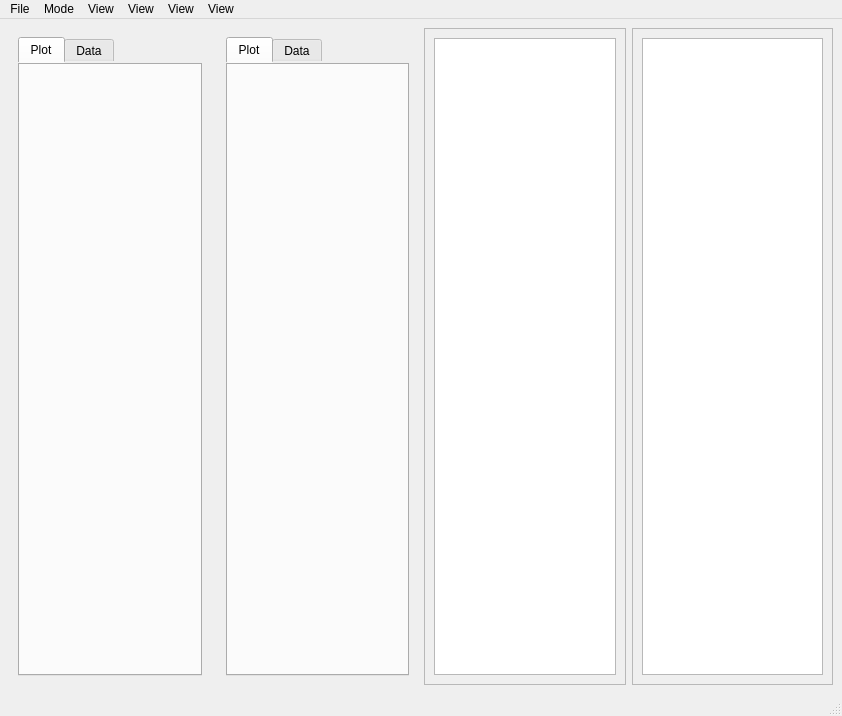
Before: the Qt Designer form window.ui in LanceFiondella/SFRAT, drawn with Qt 5.
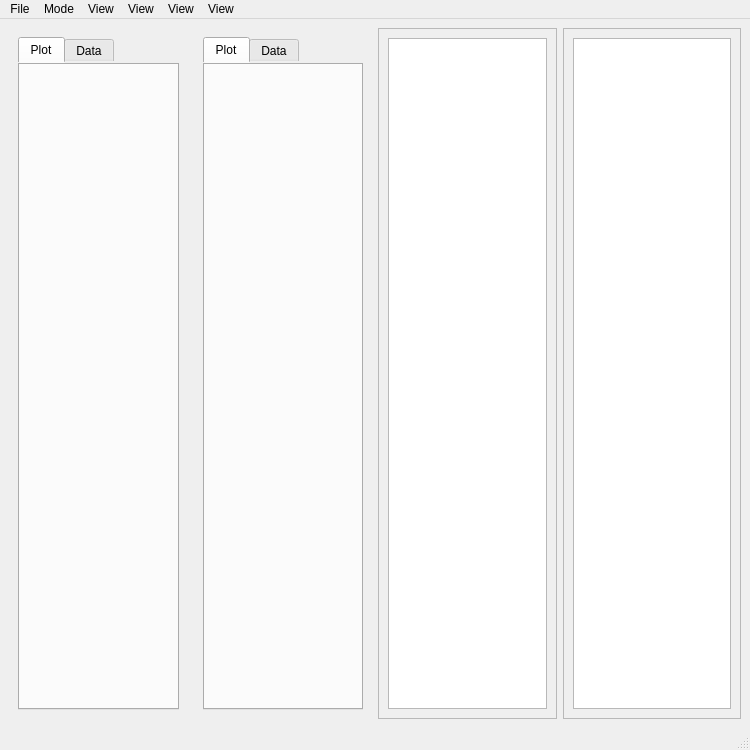
After: the same form once the commit is applied. Icons and pictures are not drawn.

What changed in the file:
```diff
--- a/window.ui
+++ b/window.ui
@@ -6,8 +6,8 @@
    <rect>
     <x>0</x>
     <y>0</y>
-    <width>842</width>
-    <height>716</height>
+    <width>750</width>
+    <height>750</height>
    </rect>
   </property>
   <property name="windowTitle">
@@ -154,7 +154,7 @@
     <rect>
      <x>0</x>
      <y>0</y>
-     <width>842</width>
+     <width>750</width>
      <height>31</height>
     </rect>
    </property>
```
Left out of the diff: 8 changed lines with no effect on the pictures.
